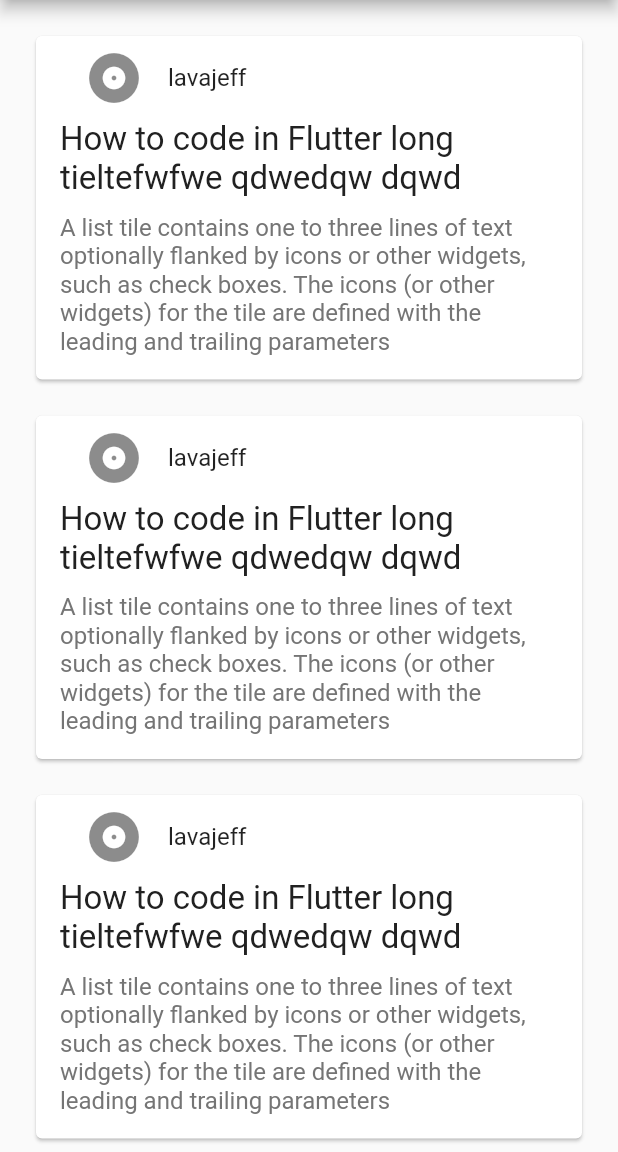
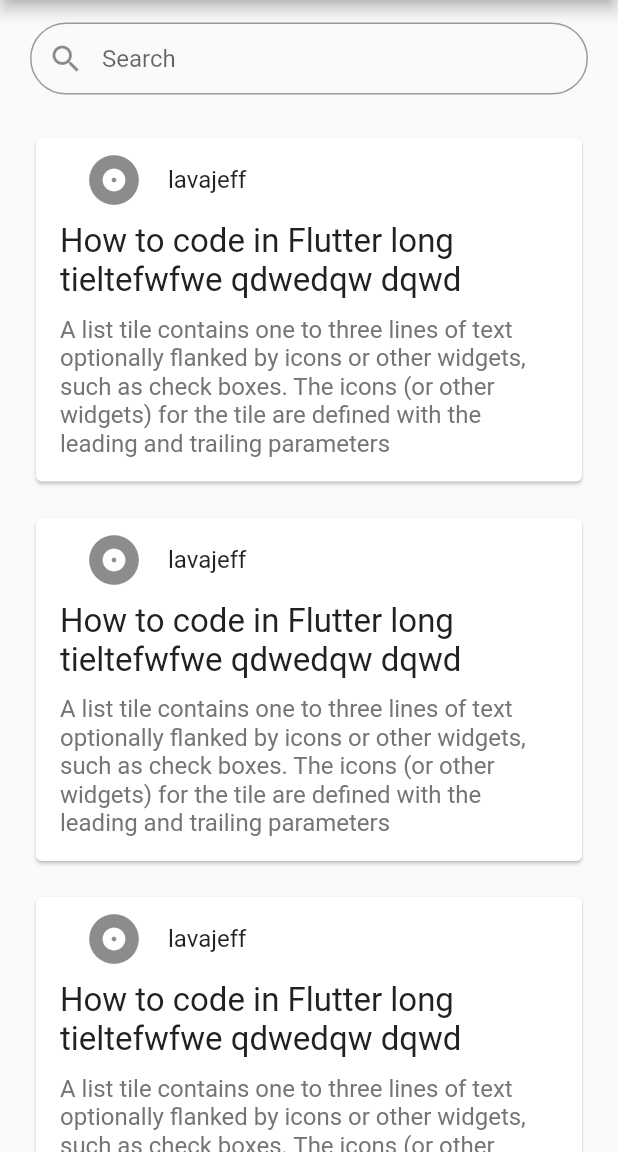
Before and after one commit to jeffreycgy/hack19, a Flutter app: the screen it shows after launch, on a phone screen of 412 x 824 dp, the part 84-1236 px from its top. Run offline on Flutter 3.47's test engine with Material 2 defaults, Android fonts, the phone set to English and light mode, and no system bars; Roboto replaces fonts that are missing (Proxima Nova).

Commit message:
Added search bar

```diff
--- a/lib/main.dart
+++ b/lib/main.dart
@@ -36,17 +36,38 @@ class MyHomePage extends StatefulWidget {
 }
 
 class _MyHomePageState extends State<MyHomePage> {
-  int _counter = 0;
+  TextEditingController editingController = TextEditingController();
 
-  void _incrementCounter() {
-    setState(() {
-      // This call to setState tells the Flutter framework that something has
-      // changed in this State, which causes it to rerun the build method below
-      // so that the display can reflect the updated values. If we changed
-      // _counter without calling setState(), then the build method would not be
-      // called again, and so nothing would appear to happen.
-      _counter++;
-    });
+  final duplicateItems = List<String>.generate(10000, (i) => "Item $i");
+  var items = List<String>();
+
+  @override
+  void initState() {
+    items.addAll(duplicateItems);
+    super.initState();
+  }
+
+  void filterSearchResults(String query) {
+    List<String> dummySearchList = List<String>();
+    dummySearchList.addAll(duplicateItems);
+    if (query.isNotEmpty) {
+      List<String> dummyListData = List<String>();
+      dummySearchList.forEach((item) {
+        if (item.contains(query)) {
+          dummyListData.add(item);
+        }
+      });
+      setState(() {
+        items.clear();
+        items.addAll(dummyListData);
+      });
+      return;
+    } else {
+      setState(() {
+        items.clear();
+        items.addAll(duplicateItems);
+      });
+    }
   }
 
   @override
@@ -87,6 +108,21 @@ class _MyHomePageState extends State<MyHomePage> {
           // horizontal).
           // mainAxisAlignment: MainAxisAlignment.center,
           children: <Widget>[
+            Padding(
+              padding: const EdgeInsets.fromLTRB(20, 15, 20, 5),
+              child: TextField(
+                onChanged: (value) {
+                  filterSearchResults(value);
+                },
+                controller: editingController,
+                decoration: InputDecoration(
+                    contentPadding: const EdgeInsets.symmetric(vertical: 10.0),
+                    hintText: "Search",
+                    prefixIcon: Icon(Icons.search),
+                    border: OutlineInputBorder(
+                        borderRadius: BorderRadius.all(Radius.circular(35.0)))),
+              ),
+            ),
             // Text(
             //   'You have clicked the button this many times:',
             // ),
```
